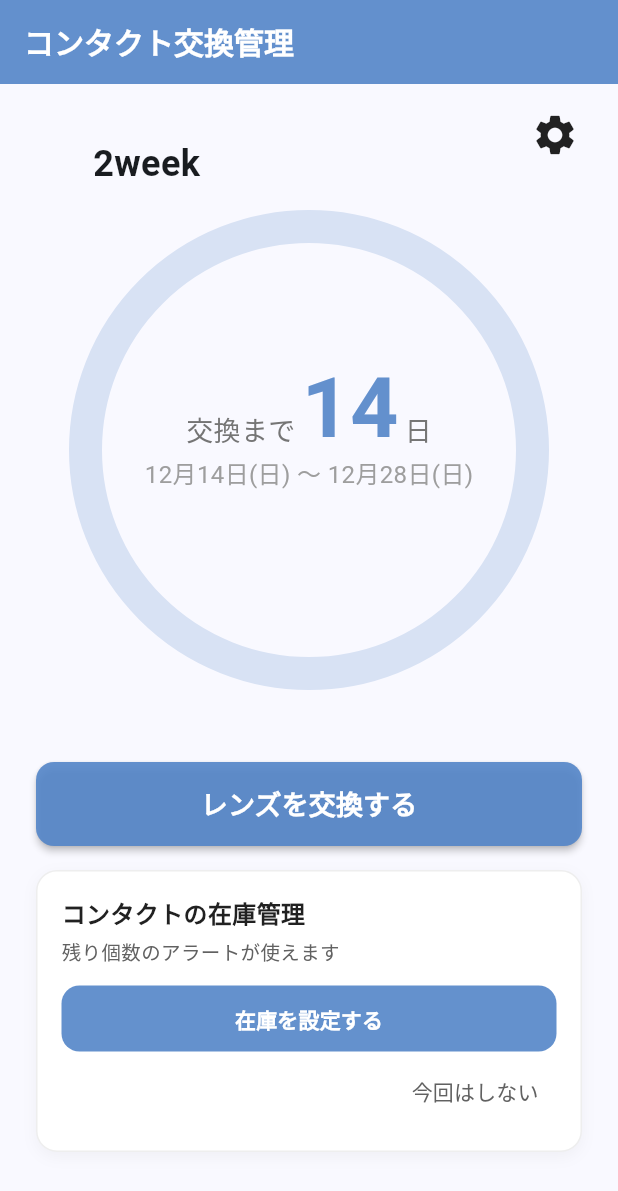
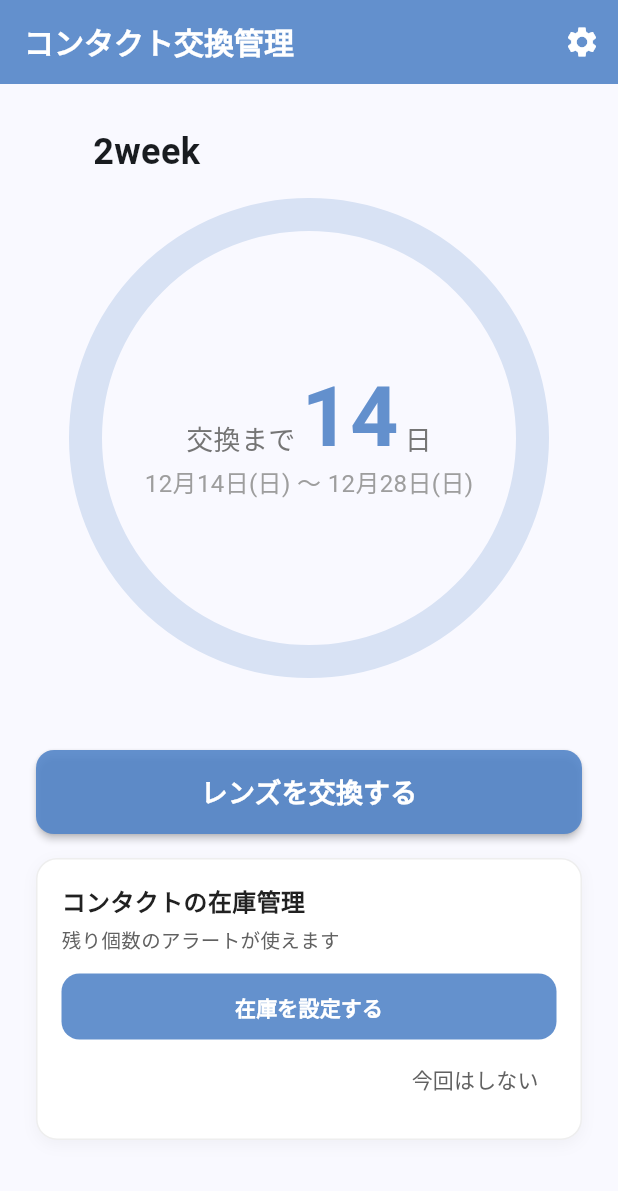
Before and after one commit to N-plus/contact_lens_management, a Flutter app: the screen it shows after launch, on a phone screen of 412 x 824 dp. Shown: the top 1191 px of the screen. Run offline on Flutter 3.47's test engine with Material 3 defaults, Android fonts, the phone set to English and light mode, and no system bars; our stand-ins replace audioplayers, flutter_local_notifications, shared_preferences, timezone.

Commit message:
Make home screen scrollable and keep settings accessible

```diff
--- a/lib/main.dart
+++ b/lib/main.dart
@@ -866,60 +866,43 @@ class _HomeScreenState extends State<HomeScreen> {
         title: const Text('コンタクト交換管理'),
         backgroundColor: themeColor,
         elevation: 0,
+        actions: [
+          IconButton(
+            icon: const Icon(Icons.settings),
+            onPressed: () {
+              Navigator.of(context).push(
+                MaterialPageRoute<void>(
+                  builder: (_) => const SettingsPage(),
+                ),
+              );
+            },
+          ),
+        ],
       ),
       body: SafeArea(
         top: false,
-        child: Stack(
-          children: [
-            Positioned(
-              top: 8,
-              left: 16,
-              child: AnimatedOpacity(
+        child: ListView(
+          padding: const EdgeInsets.fromLTRB(24, 16, 24, 24),
+          children: [
+            AnimatedOpacity(
               duration: const Duration(milliseconds: 200),
               opacity: hasSecondProfile ? 1 : 0,
               child: hasSecondProfile
-                    ? ContactSwitcher(
+                  ? Align(
+                      alignment: Alignment.centerLeft,
+                      child: ContactSwitcher(
                         firstLabel: state.profileName(0),
                         secondLabel: state.profileName(1),
                         selectedIndex: state.selectedProfileIndex,
                         color: themeColor,
                         onSelected: (index) => state.switchProfile(index),
+                      ),
                     )
                   : const SizedBox.shrink(),
             ),
-            ),
-            Positioned(
-              top: 8,
-              right: 16,
-              child: Material(
-                color: Colors.transparent,
-                shape: const CircleBorder(),
-                child: InkWell(
-                  customBorder: const CircleBorder(),
-                  onTap: () {
-                    Navigator.of(context).push(
-                      MaterialPageRoute<void>(
-                        builder: (_) => const SettingsPage(),
-                      ),
-                    );
-                  },
-                  child: const SizedBox.square(
-                    dimension: 52,
-                    child: Center(
-                      child: Icon(
-                        Icons.settings,
-                        size: 32,
-                      ),
-                    ),
-                  ),
-                ),
-              ),
-            ),
+            if (hasSecondProfile) const SizedBox(height: 20),
             Center(
-              child: SingleChildScrollView(
-                padding: const EdgeInsets.all(24),
               child: Column(
-                  mainAxisAlignment: MainAxisAlignment.center,
                 children: [
                   SizedBox(
                     width: chartSize,
@@ -974,24 +957,12 @@ class _HomeScreenState extends State<HomeScreen> {
                                     progress: animatedProgress,
                                     color: mainColor,
                                     backgroundColor: fadedColor,
-                                    ),
-                                  );
-                                },
-                              ),
-                            ),
-                          ),
-                          Positioned(
-                            top: 60,
-                            left: 0,
-                            right: 0,
-                            child: SizedBox(
-                              width: chartSize,
-                              height: chartSize,
-                              child: Padding(
-                                padding: const EdgeInsets.only(bottom: 28),
+                                    isOverdue: isOverdue,
+                                  ),
                                   child: Center(
                                     child: Column(
-                                    mainAxisSize: MainAxisSize.min,
+                                      mainAxisAlignment: MainAxisAlignment.center,
+                                      crossAxisAlignment: CrossAxisAlignment.center,
                                       children: [
                                         if (isBeforeStart)
                                           Text(
@@ -1074,6 +1045,8 @@ class _HomeScreenState extends State<HomeScreen> {
                                       ],
                                     ),
                                   ),
+                                );
+                              },
                             ),
                           ),
                         ),
@@ -1103,6 +1076,9 @@ class _HomeScreenState extends State<HomeScreen> {
                       ),
                     ),
                   ),
+                ],
+              ),
+            ),
             if (state.shouldShowInventoryOnboarding) ...[
               const SizedBox(height: 16),
               InventoryOnboardingCard(
@@ -1153,10 +1129,6 @@ class _HomeScreenState extends State<HomeScreen> {
               const SizedBox(height: 20),
               const SizedBox(height: 72),
             ],
-                  ],
-                ),
-              ),
-            ),
           ],
         ),
       ),
```
Lines whose indentation alone changed are shown as unchanged.
